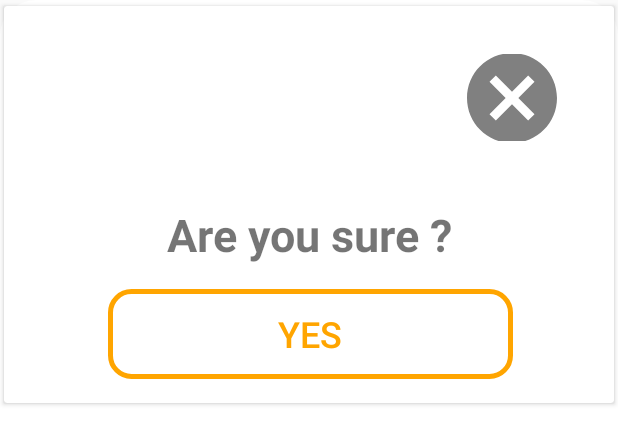
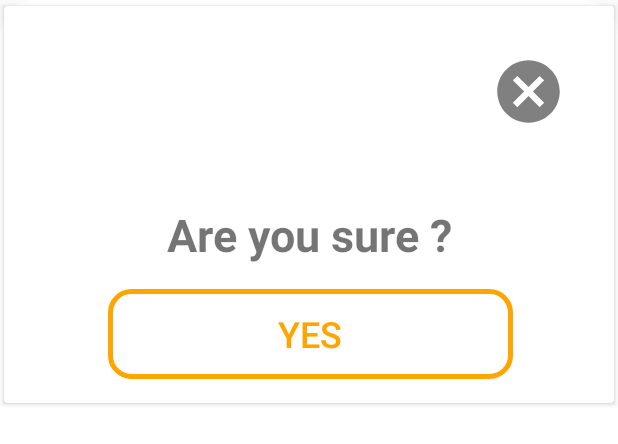
Before and after one commit to Kashack/GADS_Pratice_Project, an Android app: the layout decision_dialog.xml on its own in the app's theme, with its tools: preview values and no code run, on a phone screen of 412 x 824 dp. Shown: the top 444 px of the screen. Run offline under Robolectric (Android 15) with nearby library versions, the phone set to English and light mode, and no system bars.

Commit message:
layout redesign

```diff
--- a/app/src/main/res/layout/activity_main.xml
+++ b/app/src/main/res/layout/activity_main.xml
@@ -5,6 +5,7 @@
     android:layout_width="match_parent"
     android:layout_height="match_parent"
     android:background="@drawable/launch"
+    android:paddingTop="24dp"
     tools:context=".MainActivity">
 
     <com.google.android.material.appbar.AppBarLayout
@@ -15,7 +16,6 @@
         <androidx.appcompat.widget.Toolbar
             android:id="@+id/toolbar"
             android:layout_width="match_parent"
-            android:layout_marginTop="24dp"
             android:layout_height="?attr/actionBarSize"
             app:layout_scrollFlags="scroll|enterAlways">
 
@@ -40,8 +40,8 @@
 
                 <Button
                     android:id="@+id/submit_btn"
-                    android:layout_width="wrap_content"
-                    android:layout_height="wrap_content"
+                    android:layout_width="93dp"
+                    android:layout_height="36dp"
                     android:background="@drawable/submit1_shape"
                     android:text="@string/submit_text"
                     android:textAllCaps="false"
--- a/app/src/main/res/layout/activity_submit.xml
+++ b/app/src/main/res/layout/activity_submit.xml
@@ -17,6 +17,8 @@
         android:layout_marginEnd="24dp"
         android:contentDescription="@string/gads_logo"
         app:layout_constraintEnd_toEndOf="parent"
+        app:layout_constraintHorizontal_bias="0.5"
+        app:layout_constraintStart_toEndOf="@+id/back_btn"
         app:layout_constraintTop_toTopOf="parent"
         app:srcCompat="@drawable/gads_header" />
 
@@ -27,9 +29,10 @@
         android:layout_marginStart="16dp"
         android:layout_marginTop="24dp"
         android:layout_marginEnd="16dp"
+        android:background="@android:color/transparent"
         android:contentDescription="@string/back_button"
-        android:background="@android:color/transparent"
         app:layout_constraintEnd_toStartOf="@+id/imageView"
+        app:layout_constraintHorizontal_bias="0.5"
         app:layout_constraintStart_toStartOf="parent"
         app:layout_constraintTop_toTopOf="parent"
         app:srcCompat="@drawable/ic_baseline_arrow_back_24" />
--- a/app/src/main/res/layout/decision_dialog.xml
+++ b/app/src/main/res/layout/decision_dialog.xml
@@ -39,8 +39,8 @@
 
             <ImageButton
                 android:id="@+id/cancel_btn"
-                android:layout_width="72dp"
-                android:layout_height="58dp"
+                android:layout_width="50dp"
+                android:layout_height="50dp"
                 android:layout_marginTop="16dp"
                 android:layout_marginEnd="16dp"
                 android:background="@android:color/transparent"
@@ -75,9 +75,9 @@
                 android:layout_width="wrap_content"
                 android:layout_height="wrap_content"
                 android:layout_marginTop="16dp"
-                android:text="Submission Succesfully"
+                android:text="Submission Successful"
                 android:textAppearance="@style/TextAppearance.AppCompat.Medium"
-                android:textSize="24sp"
+                android:textSize="18sp"
                 android:textStyle="bold"
                 app:layout_constraintEnd_toEndOf="parent"
                 app:layout_constraintStart_toStartOf="parent"
```
